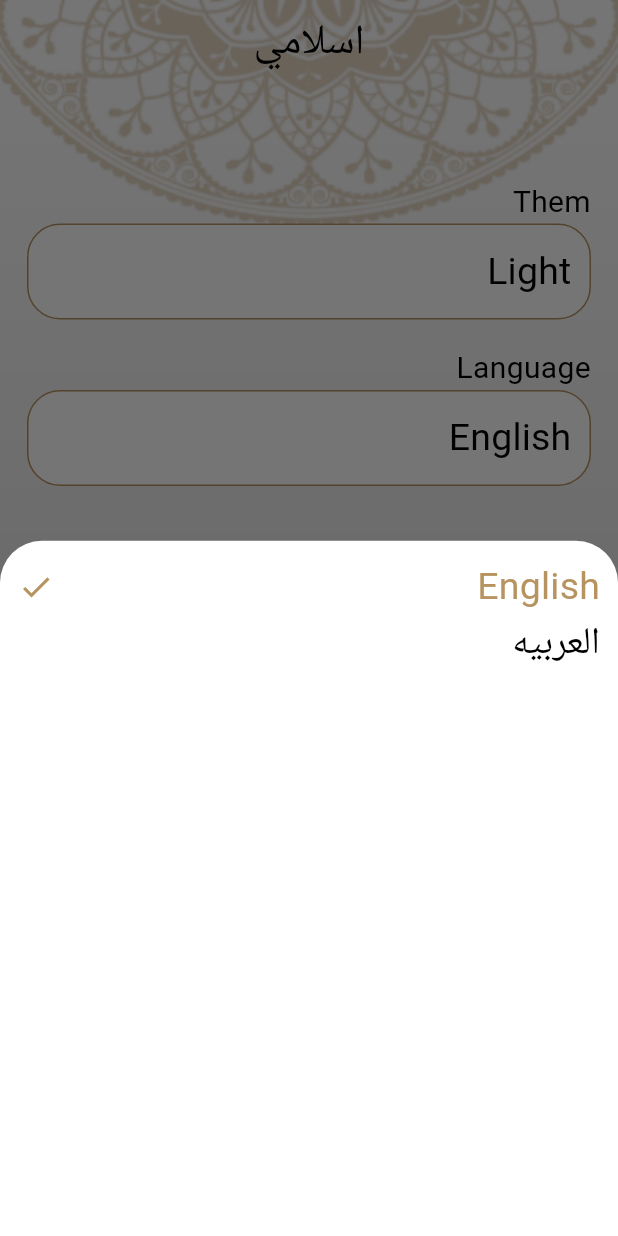
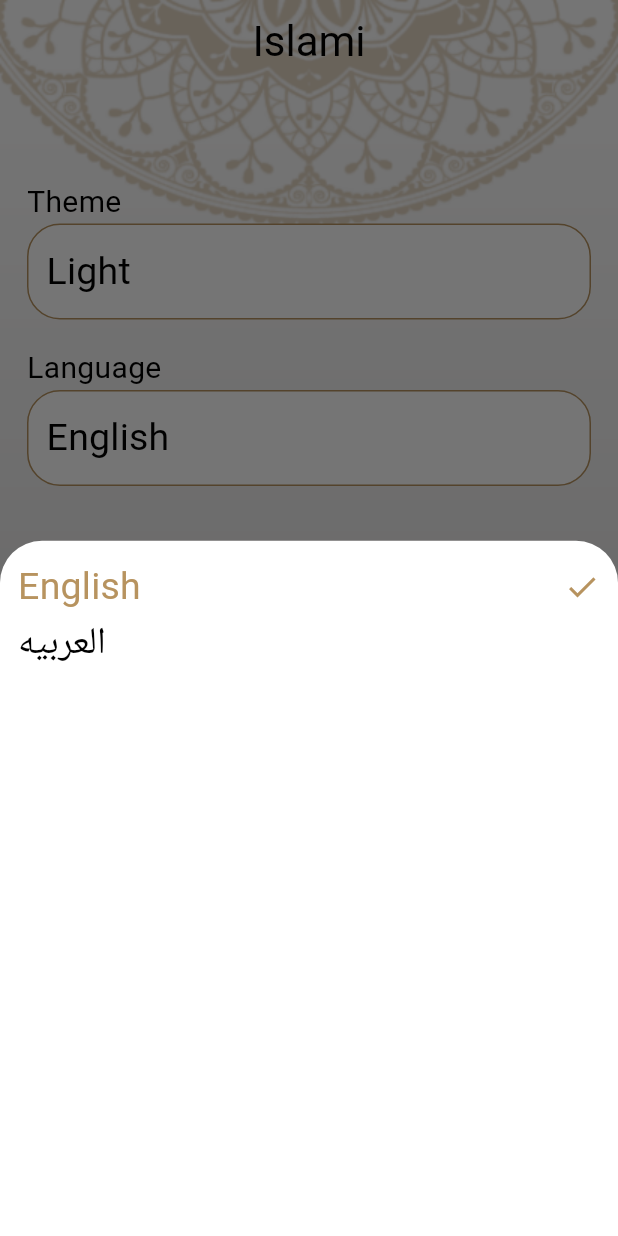
Before and after one commit to m7ma7amdy/islami, a Flutter app: the screen it shows after launch, item 5 of the bottom bar chosen, after a tap on "English", on a phone screen of 412 x 824 dp. Run offline on Flutter 3.47's test engine with Material 2 defaults, Android fonts, the phone set to English and light mode, and no system bars; generated files the repository leaves out were written again.

Commit message:
+provider

```diff
--- a/lib/main.dart
+++ b/lib/main.dart
@@ -1,13 +1,16 @@
 import 'package:flutter/material.dart';
 import 'package:flutter_gen/gen_l10n/app_localizations.dart';
+import 'package:islami/provaider/Settinges_Provider.dart';
 import 'package:islami/ui/MyThemData.dart';
 import 'package:islami/ui/chapterDetails/ChapterDetailsScreen.dart';
 import 'package:islami/ui/hadethDetails/HadethDetailsScreen.dart';
 import 'package:islami/ui/home/HomeScreen.dart';
 import 'package:islami/ui/home/SplashScreen/SplashScreen.dart';
+import 'package:provider/provider.dart';
 
 void main() {
-  runApp(const MyApp());
+  runApp(ChangeNotifierProvider(
+      create: (buildcontext) => SettingsProvider(), child: const MyApp()));
 }
 
 class MyApp extends StatelessWidget {
@@ -16,11 +19,12 @@ class MyApp extends StatelessWidget {
   // This widget is the root of your application.
   @override
   Widget build(BuildContext context) {
+    SettingsProvider settingsProvider = Provider.of<SettingsProvider>(context);
     return MaterialApp(
       title: 'Flutter Demo',
       theme: MyThemData.lightTheme,
       darkTheme: MyThemData.darkTheme,
-      themeMode: ThemeMode.light,
+      themeMode: settingsProvider.currentTheme,
       routes: {
         SplashScreen.routeName: (context) => SplashScreen(),
         HomeScreen.routeName: (_) => HomeScreen(),
@@ -33,7 +37,7 @@ class MyApp extends StatelessWidget {
         Locale('en'),
         Locale('ar'),
       ],
-      locale: Locale('ar'),
+      locale: Locale(settingsProvider.currentLocale),
     );
   }
 }
--- /dev/null
+++ b/lib/provaider/Settinges_Provider.dart
@@ -0,0 +1,28 @@
+import 'package:flutter/material.dart';
+
+class SettingsProvider extends ChangeNotifier {
+  ThemeMode currentTheme = ThemeMode.light;
+  String currentLocale = 'en';
+
+  void changeTheme(ThemeMode newTheme) {
+    if (newTheme == currentTheme) return;
+    currentTheme = newTheme;
+    notifyListeners();
+  }
+
+  String getBackgroundImage() {
+    return currentTheme == ThemeMode.dark
+        ? 'assets/images/main_background_dark.png'
+        : 'assets/images/main_background.png';
+  }
+
+  bool isDarkEnabled() {
+    return currentTheme == ThemeMode.dark;
+  }
+
+  void changeLocale(String newLocale) {
+    if (newLocale == currentLocale) return;
+    currentLocale = newLocale;
+    notifyListeners();
+  }
+}
--- a/lib/ui/MyThemData.dart
+++ b/lib/ui/MyThemData.dart
@@ -1,7 +1,6 @@
 import 'package:flutter/material.dart';
 
 class MyThemData {
-  static bool isDarkEnabled = false;
   static Color lightPrimary = Color(0xffB7935F);
   static Color darkPrimary = Color(0xff141A2E);
   static Color darkSecondry = Color(0xfffacc1D);
--- a/lib/ui/home/HomeScreen.dart
+++ b/lib/ui/home/HomeScreen.dart
@@ -1,11 +1,12 @@
 import 'package:flutter/material.dart';
 import 'package:flutter_gen/gen_l10n/app_localizations.dart';
-import 'package:islami/ui/MyThemData.dart';
+import 'package:islami/provaider/Settinges_Provider.dart';
 import 'package:islami/ui/home/hadeth/HadethTap.dart';
 import 'package:islami/ui/home/quran/Quran_Tap.dart';
 import 'package:islami/ui/home/radio/RadioTap.dart';
 import 'package:islami/ui/home/settings/Settings_tap.dart';
 import 'package:islami/ui/home/tasbeh/Tasbeh_Tap.dart';
+import 'package:provider/provider.dart';
 
 class HomeScreen extends StatefulWidget {
   static const String routeName = 'Home';
@@ -19,12 +20,11 @@ class _HomeScreenState extends State<HomeScreen> {
 
   @override
   Widget build(BuildContext context) {
+    var provider = Provider.of<SettingsProvider>(context);
     return Container(
       decoration: BoxDecoration(
           image: DecorationImage(
-              image: AssetImage(MyThemData.isDarkEnabled
-                  ? 'assets/images/main_background_dark.png'
-                  : 'assets/images/main_background.png'),
+              image: AssetImage(provider.getBackgroundImage()),
               fit: BoxFit.fill)),
       child: Scaffold(
         appBar: AppBar(
@@ -57,7 +57,7 @@ class _HomeScreenState extends State<HomeScreen> {
             BottomNavigationBarItem(
                 backgroundColor: Theme.of(context).primaryColor,
                 icon: Icon(Icons.settings),
-                label: 'Settings'),
+                label: AppLocalizations.of(context)!.settings),
           ],
         ),
         body: taps[selectedTapIndex],
--- a/lib/ui/home/settings/LanguageBottomSheet.dart
+++ b/lib/ui/home/settings/LanguageBottomSheet.dart
@@ -1,4 +1,6 @@
 import 'package:flutter/material.dart';
+import 'package:islami/provaider/Settinges_Provider.dart';
+import 'package:provider/provider.dart';
 
 class LanguageBottomSheet extends StatefulWidget {
   @override
@@ -8,12 +10,28 @@ class LanguageBottomSheet extends StatefulWidget {
 class _LanguageBottomSheetState extends State<LanguageBottomSheet> {
   @override
   Widget build(BuildContext context) {
+    var settingsProvide = Provider.of<SettingsProvider>(context);
     return Container(
       padding: EdgeInsets.all(12),
       width: double.infinity,
       child: Column(
         crossAxisAlignment: CrossAxisAlignment.start,
-        children: [getSelectedItem('English'), unSelectedItem('العربيه')],
+        children: [
+          InkWell(
+              onTap: () {
+                settingsProvide.changeLocale('en');
+              },
+              child: settingsProvide.currentLocale == 'en'
+                  ? getSelectedItem('English')
+                  : getUnselectedItem('English')),
+          InkWell(
+              onTap: () {
+                settingsProvide.changeLocale('ar');
+              },
+              child: settingsProvide.currentLocale == 'ar'
+                  ? getSelectedItem('العربيه')
+                  : getUnselectedItem('العربيه'))
+        ],
       ),
     );
   }
@@ -37,7 +55,11 @@ class _LanguageBottomSheetState extends State<LanguageBottomSheet> {
     );
   }
 
-  Widget unSelectedItem(String text) {
-    return Text(text, style: Theme.of(context).textTheme.titleMedium);
+  Widget getUnselectedItem(String text) {
+    return Row(
+      children: [
+        Text(text, style: Theme.of(context).textTheme.titleMedium),
+      ],
+    );
   }
 }
--- a/lib/ui/home/settings/Settings_tap.dart
+++ b/lib/ui/home/settings/Settings_tap.dart
@@ -1,6 +1,9 @@
 import 'package:flutter/material.dart';
+import 'package:flutter_gen/gen_l10n/app_localizations.dart';
+import 'package:islami/provaider/Settinges_Provider.dart';
 import 'package:islami/ui/home/settings/LanguageBottomSheet.dart';
 import 'package:islami/ui/home/settings/ThemBottomSheet.dart';
+import 'package:provider/provider.dart';
 
 class SettingsTap extends StatefulWidget {
   @override
@@ -10,12 +13,13 @@ class SettingsTap extends StatefulWidget {
 class _SettingsTapState extends State<SettingsTap> {
   @override
   Widget build(BuildContext context) {
+    var settingsProvider = Provider.of<SettingsProvider>(context);
     return Container(
       padding: EdgeInsets.symmetric(vertical: 64, horizontal: 18),
       child: Column(
         crossAxisAlignment: CrossAxisAlignment.start,
         children: [
-          Text('Them'),
+          Text(AppLocalizations.of(context)!.theme),
           InkWell(
             onTap: () {
               showThemeBottomSheet();
@@ -29,14 +33,16 @@ class _SettingsTapState extends State<SettingsTap> {
                     border: Border.all(
                         color: Theme.of(context).dividerColor, width: 1)),
                 child: Text(
-                  'Light',
+                  settingsProvider.isDarkEnabled()
+                      ? AppLocalizations.of(context)!.dark
+                      : AppLocalizations.of(context)!.light,
                   style: Theme.of(context).textTheme.titleMedium,
                 )),
           ),
           SizedBox(
             height: 18,
           ),
-          Text('Language'),
+          Text(AppLocalizations.of(context)!.language),
           InkWell(
             onTap: () {
               showLanguageBottomSheet();
@@ -50,7 +56,9 @@ class _SettingsTapState extends State<SettingsTap> {
                     border: Border.all(
                         color: Theme.of(context).dividerColor, width: 1)),
                 child: Text(
-                  'English',
+                  settingsProvider.currentLocale == 'en'
+                      ? 'English'
+                      : 'العربيه',
                   style: Theme.of(context).textTheme.titleMedium,
                 )),
           )
--- a/pubspec.yaml
+++ b/pubspec.yaml
@@ -42,6 +42,7 @@ dev_dependencies:
   flutter_localizations:
     sdk: flutter
   intl: any
+  provider: ^6.0.5
 
   # The "flutter_lints" package below contains a set of recommended lints to
   # encourage good coding practices. The lint set provided by the package is
```
Also changed, not shown: lib/l10n/app_ar.arb (+6 -1 lines), lib/l10n/app_en.arb (+6 -1 lines), lib/ui/chapterDetails/ChapterDetailsScreen.dart (+4 -4 lines), lib/ui/hadethDetails/HadethDetailsScreen.dart (+4 -5 lines), lib/ui/home/settings/ThemBottomSheet.dart (+26 -3 lines), pubspec.lock, 1 other file.
